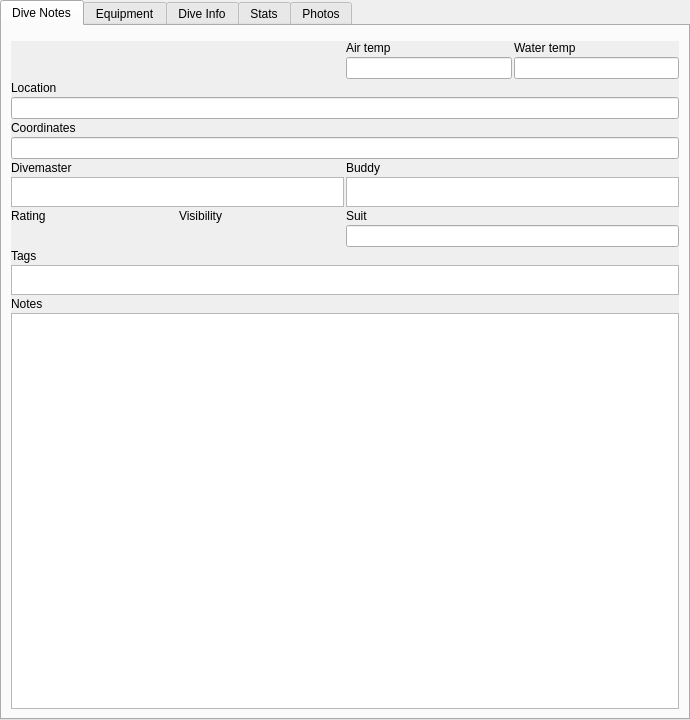
This is qt-ui/maintab.ui in subsurface/subsurface as Qt 5 draws it before an edit. The edited form follows.
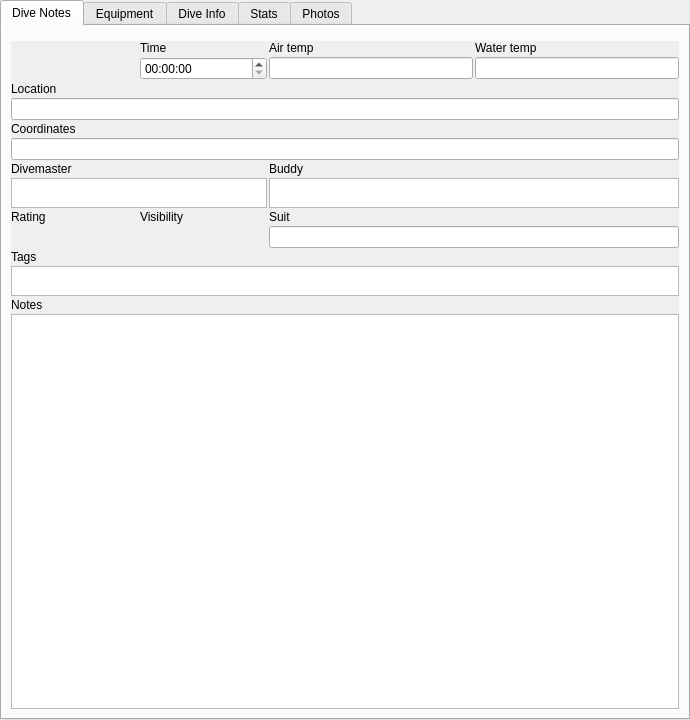
This is the edited form. Custom widgets are drawn as their Qt base class.

The edit to the form file:
```diff
--- a/qt-ui/maintab.ui
+++ b/qt-ui/maintab.ui
@@ -57,7 +57,14 @@
         <property name="spacing">
          <number>2</number>
         </property>
-        <item row="1" column="1">
+        <item row="5" column="0">
+         <widget class="QLabel" name="CoordinatedLabel">
+          <property name="text">
+           <string>Coordinates</string>
+          </property>
+         </widget>
+        </item>
+        <item row="1" column="2">
          <layout class="QHBoxLayout" name="temperatureLabels">
           <item>
            <widget class="QLabel" name="airTempLabel">
@@ -75,7 +82,14 @@
           </item>
          </layout>
         </item>
-        <item row="2" column="1">
+        <item row="13" column="0">
+         <widget class="QLabel" name="NotesLabel">
+          <property name="text">
+           <string>Notes</string>
+          </property>
+         </widget>
+        </item>
+        <item row="2" column="2">
          <layout class="QHBoxLayout" name="airWaterTempLayout">
           <item>
            <widget class="QLineEdit" name="airtemp">
@@ -93,13 +107,27 @@
           </item>
          </layout>
         </item>
-        <item row="4" column="0" colspan="2">
+        <item row="4" column="0" colspan="3">
          <widget class="QLineEdit" name="location">
           <property name="readOnly">
            <bool>false</bool>
           </property>
          </widget>
         </item>
+        <item row="14" column="0" colspan="3">
+         <widget class="QTextEdit" name="notes">
+          <property name="readOnly">
+           <bool>false</bool>
+          </property>
+         </widget>
+        </item>
+        <item row="9" column="2">
+         <widget class="QLabel" name="SuitLabel">
+          <property name="text">
+           <string>Suit</string>
+          </property>
+         </widget>
+        </item>
         <item row="3" column="0">
          <widget class="QLabel" name="LocationLabel">
           <property name="text">
@@ -107,22 +135,8 @@
           </property>
          </widget>
         </item>
-        <item row="11" column="0">
-         <widget class="QLabel" name="TagLabel">
-          <property name="text">
-           <string>Tags</string>
-          </property>
-         </widget>
-        </item>
-        <item row="6" column="0" colspan="2">
-         <widget class="QLineEdit" name="coordinates">
-          <property name="readOnly">
-           <bool>false</bool>
-          </property>
-         </widget>
-        </item>
-        <item row="8" column="0">
-         <widget class="TagWidget" name="divemaster">
+        <item row="8" column="2">
+         <widget class="TagWidget" name="buddy">
           <property name="maximumSize">
            <size>
             <width>16777215</width>
@@ -134,28 +148,15 @@
           </property>
          </widget>
         </item>
-        <item row="5" column="0">
-         <widget class="QLabel" name="CoordinatedLabel">
-          <property name="text">
-           <string>Coordinates</string>
-          </property>
-         </widget>
-        </item>
-        <item row="7" column="1">
+        <item row="7" column="2">
          <widget class="QLabel" name="BuddyLabel">
           <property name="text">
            <string>Buddy</string>
           </property>
          </widget>
         </item>
-        <item row="8" column="1">
-         <widget class="TagWidget" name="buddy">
-          <property name="maximumSize">
-           <size>
-            <width>16777215</width>
-            <height>30</height>
-           </size>
-          </property>
+        <item row="6" column="0" colspan="3">
+         <widget class="QLineEdit" name="coordinates">
           <property name="readOnly">
            <bool>false</bool>
           </property>
@@ -168,70 +169,20 @@
           </property>
          </widget>
         </item>
-        <item row="14" column="0" colspan="2">
-         <widget class="QTextEdit" name="notes">
-          <property name="readOnly">
-           <bool>false</bool>
-          </property>
-         </widget>
-        </item>
-        <item row="10" column="1">
+        <item row="10" column="2">
          <widget class="QLineEdit" name="suit">
           <property name="readOnly">
            <bool>false</bool>
           </property>
          </widget>
         </item>
-        <item row="9" column="0">
-         <layout class="QHBoxLayout" name="ratingVisibilityLabels">
-          <item>
-           <widget class="QLabel" name="RatingLabel">
-            <property name="text">
-             <string>Rating</string>
-            </property>
-           </widget>
-          </item>
-          <item>
-           <widget class="QLabel" name="visibilityLabel">
-            <property name="text">
-             <string>Visibility</string>
-            </property>
-           </widget>
-          </item>
-         </layout>
-        </item>
-        <item row="13" column="0">
-         <widget class="QLabel" name="NotesLabel">
+        <item row="11" column="0">
+         <widget class="QLabel" name="TagLabel">
           <property name="text">
-           <string>Notes</string>
+           <string>Tags</string>
           </property>
          </widget>
         </item>
-        <item row="9" column="1">
-         <widget class="QLabel" name="SuitLabel">
-          <property name="text">
-           <string>Suit</string>
-          </property>
-         </widget>
-        </item>
-        <item row="10" column="0">
-         <layout class="QHBoxLayout" name="ratingVisibilityWidgets">
-          <item>
-           <widget class="StarWidget" name="rating" native="true">
-            <property name="focusPolicy">
-             <enum>Qt::StrongFocus</enum>
-            </property>
-           </widget>
-          </item>
-          <item>
-           <widget class="StarWidget" name="visibility" native="true">
-            <property name="focusPolicy">
-             <enum>Qt::StrongFocus</enum>
-            </property>
-           </widget>
-          </item>
-         </layout>
-        </item>
         <item row="1" column="0" rowspan="2">
          <widget class="DateWidget" name="dateEdit" native="true">
           <property name="focusPolicy">
@@ -239,7 +190,7 @@
           </property>
          </widget>
         </item>
-        <item row="12" column="0" colspan="2">
+        <item row="12" column="0" colspan="3">
          <widget class="TagWidget" name="tagWidget">
           <property name="sizePolicy">
            <sizepolicy hsizetype="Expanding" vsizetype="Fixed">
@@ -270,6 +221,65 @@
           </property>
          </widget>
         </item>
+        <item row="8" column="0" colspan="2">
+         <widget class="TagWidget" name="divemaster">
+          <property name="maximumSize">
+           <size>
+            <width>16777215</width>
+            <height>30</height>
+           </size>
+          </property>
+          <property name="readOnly">
+           <bool>false</bool>
+          </property>
+         </widget>
+        </item>
+        <item row="9" column="0" colspan="2">
+         <layout class="QHBoxLayout" name="ratingVisibilityLabels">
+          <item>
+           <widget class="QLabel" name="RatingLabel">
+            <property name="text">
+             <string>Rating</string>
+            </property>
+           </widget>
+          </item>
+          <item>
+           <widget class="QLabel" name="visibilityLabel">
+            <property name="text">
+             <string>Visibility</string>
+            </property>
+           </widget>
+          </item>
+         </layout>
+        </item>
+        <item row="10" column="0" colspan="2">
+         <layout class="QHBoxLayout" name="ratingVisibilityWidgets">
+          <item>
+           <widget class="StarWidget" name="rating" native="true">
+            <property name="focusPolicy">
+             <enum>Qt::StrongFocus</enum>
+            </property>
+           </widget>
+          </item>
+          <item>
+           <widget class="StarWidget" name="visibility" native="true">
+            <property name="focusPolicy">
+             <enum>Qt::StrongFocus</enum>
+            </property>
+           </widget>
+          </item>
+         </layout>
+        </item>
+        <item row="1" column="1">
+         <widget class="QLabel" name="label">
+          <property name="text">
+           <string>Time</string>
+          </property>
+         </widget>
+        </item>
+        <item row="2" column="1">
+         <widget class="QTimeEdit" name="timeEdit"/>
+        </item>
        </layout>
       </widget>
      </widget>
```
